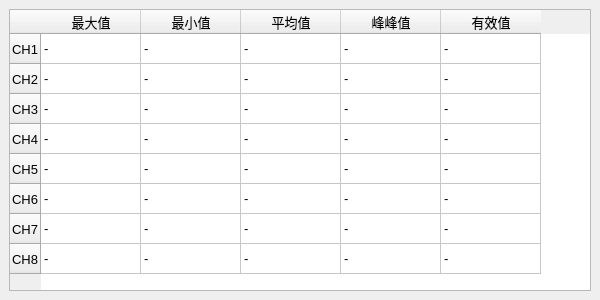
Above: datatracer/statisticsWindow/statisticswindow.ui from whjdark/Happy-Drive before the change. Below: the same form after it.
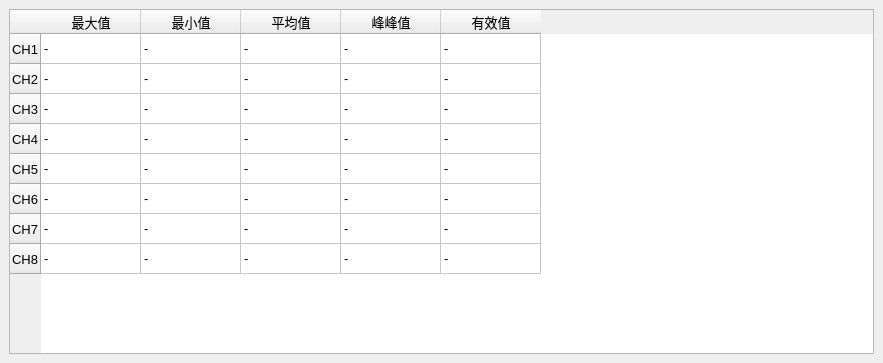
That is the form after the change. Icons and pictures are not drawn.

Patch:
```diff
--- a/datatracer/statisticsWindow/statisticswindow.ui
+++ b/datatracer/statisticsWindow/statisticswindow.ui
@@ -6,8 +6,8 @@
    <rect>
     <x>0</x>
     <y>0</y>
-    <width>600</width>
-    <height>300</height>
+    <width>883</width>
+    <height>363</height>
    </rect>
   </property>
   <property name="windowTitle">
```
